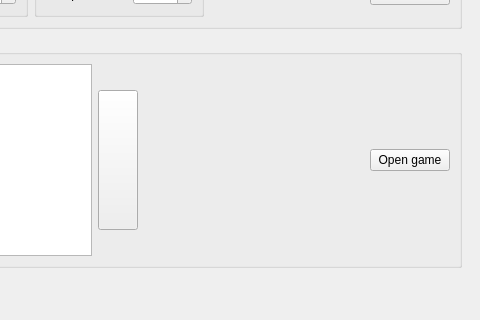
Above: src/mainwindow.ui from iamsyt/qgo before the change; both pictures show x 434 to 914 and y 150 to 470 of the 914 by 595 pixel window. Below: the same form after it.
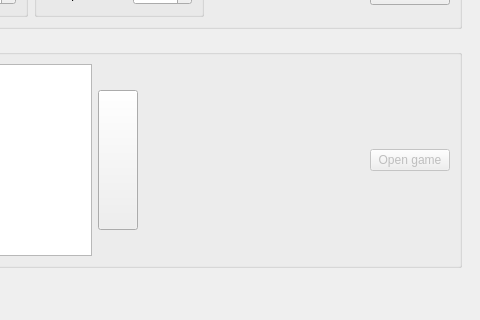
That is the form after the change. The open tabs and pages were chosen to show the change. Icons and pictures are not drawn.

```diff
--- a/src/mainwindow.ui
+++ b/src/mainwindow.ui
@@ -888,7 +888,10 @@
             </spacer>
            </item>
            <item>
-            <widget class="QPushButton" name="pushButton_8" >
+            <widget class="QPushButton" name="button_loadComputerGame" >
+             <property name="enabled" >
+              <bool>false</bool>
+             </property>
              <property name="text" >
               <string>Open game</string>
              </property>
```
